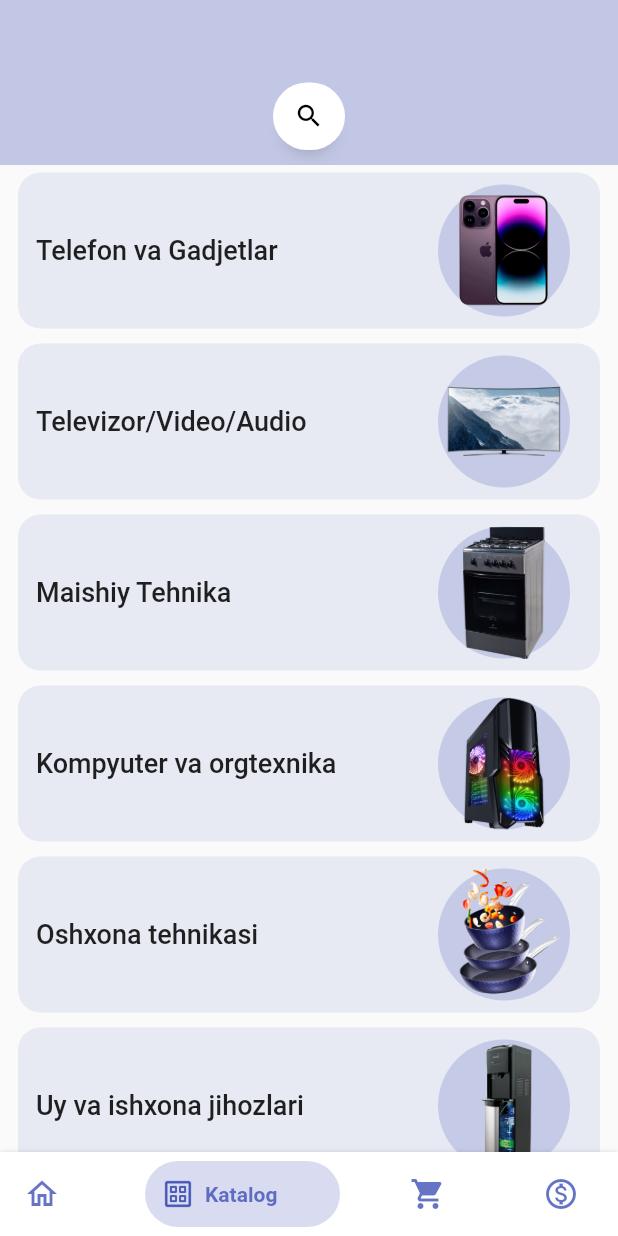
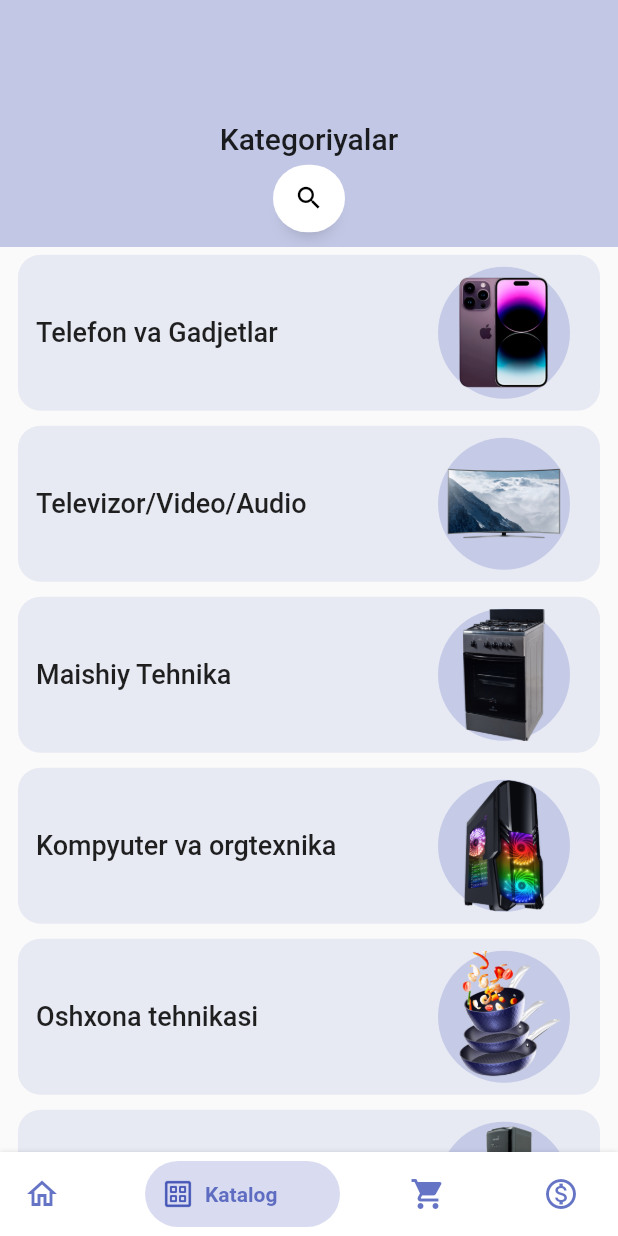
Before and after one commit to qodirxon0115/yuksalish, a Flutter app: the screen it shows after launch, swiped to page 2, on a phone screen of 412 x 824 dp. Run offline on Flutter 3.47's test engine with Material 2 defaults, Android fonts, the light colour scheme and no system bars; drawn by our look-alikes of anim_search_bar, bottom_navy_bar; our stand-ins replace carousel_slider, shimmer_animation, sqflite; accounts and stored records are empty.

Commit message:
Bir nechta page da kamchiliklar to'ldirildi

```diff
--- a/lib/pages/home/widgets/home/appbar/custom_appBar.dart
+++ b/lib/pages/home/widgets/home/appbar/custom_appBar.dart
@@ -3,7 +3,6 @@ import 'dart:ui';
 import 'package:flutter/material.dart';
 import 'package:provider/provider.dart';
 import 'package:yuksalish_1/model/provider/model_pv.dart';
-import 'package:yuksalish_1/model/ui_modal_sheet_list.dart';
 
 import '../../../../admin_pages/admin_panel_home.dart';
 import 'show_modal_sheet.dart';
--- a/lib/pages/katalog/katalog_page.dart
+++ b/lib/pages/katalog/katalog_page.dart
@@ -15,6 +15,7 @@ class _KatalogPageState extends State<KatalogPage> {
 
   @override
   Widget build(BuildContext context) {
+    final size = MediaQuery.of(context).size;
     return Scaffold(
       body: Column(
         children: [
@@ -26,7 +27,7 @@ class _KatalogPageState extends State<KatalogPage> {
                   filter: ImageFilter.blur(sigmaX: 30.0, sigmaY: 10.0),
                   child: Container(
                     width: double.infinity,
-                    height: 110,
+                    height: size.height * 0.2,
                     decoration: BoxDecoration(
                         borderRadius: const BorderRadius.only(
                           topRight: Radius.elliptical(0, 0),
@@ -37,6 +38,8 @@ class _KatalogPageState extends State<KatalogPage> {
                       mainAxisAlignment: MainAxisAlignment.end,
                       crossAxisAlignment: CrossAxisAlignment.center,
                       children: [
+                        Text("Kategoriyalar",style: TextStyle(fontWeight: FontWeight.w500,fontSize: 20),),
+                        SizedBox(height: 6,),
                         Container(
                           color: Colors.transparent,
                           height: 45,
```
